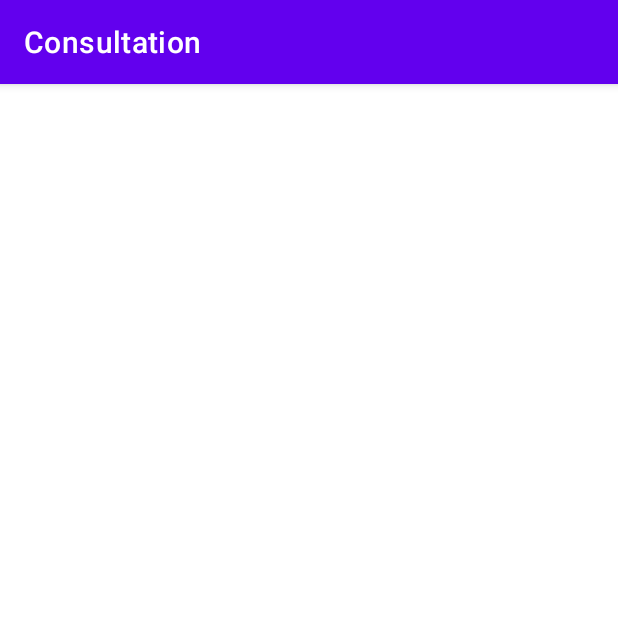
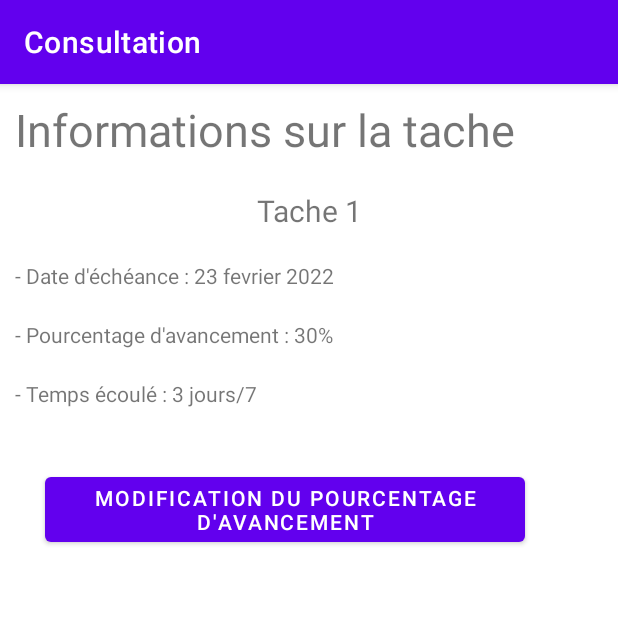
Before and after one commit to Joyce0501/H22-4204N6-KICKMYB-NOUTEJI, an Android app: the ConsultationActivity screen opened directly, with no data from a screen before it, on a phone screen of 412 x 824 dp, the top half of it. Run offline under Robolectric (Android 15) with nearby library versions, the phone set to English and light mode, and no system bars.

Commit message:
FCT init layout consultation

```diff
--- a/KickMyB/app/src/main/res/layout/activity_consultation.xml
+++ b/KickMyB/app/src/main/res/layout/activity_consultation.xml
@@ -1,6 +1,65 @@
 <?xml version="1.0" encoding="utf-8"?>
-<androidx.constraintlayout.widget.ConstraintLayout xmlns:android="http://schemas.android.com/apk/res/android"
+<LinearLayout xmlns:android="http://schemas.android.com/apk/res/android"
+    xmlns:app="http://schemas.android.com/apk/res-auto"
+    xmlns:tools="http://schemas.android.com/tools"
     android:layout_width="match_parent"
-    android:layout_height="match_parent">
+    android:layout_height="match_parent"
+    android:orientation="vertical">
 
-</androidx.constraintlayout.widget.ConstraintLayout>
+    <TextView
+        android:id="@+id/informations"
+        android:layout_width="match_parent"
+        android:layout_height="wrap_content"
+        android:layout_margin="10dp"
+        android:gravity="start"
+        android:text="Informations sur la tache"
+        android:textSize="30dp"
+     />
+
+    <TextView
+        android:id="@+id/editTache"
+        android:layout_width="match_parent"
+        android:layout_height="wrap_content"
+        android:layout_margin="10dp"
+        android:text="Tache 1"
+        android:textSize="20dp"
+        android:gravity="center"
+        android:hint="Le nom de la tache" />
+
+<LinearLayout
+    android:layout_width="match_parent"
+    android:layout_height="match_parent"
+    android:orientation="vertical">
+    <TextView
+        android:id="@+id/infoDate"
+        android:layout_width="match_parent"
+        android:layout_height="wrap_content"
+        android:layout_margin="10dp"
+        android:gravity="start"
+        android:text="- Date d'échéance : 23 fevrier 2022" />
+    <TextView
+        android:id="@+id/infoPourcentage"
+        android:layout_width="match_parent"
+        android:layout_height="wrap_content"
+        android:layout_margin="10dp"
+        android:gravity="start"
+        android:text="- Pourcentage d'avancement : 30%" />
+    <TextView
+        android:id="@+id/infoTemps"
+        android:layout_width="match_parent"
+        android:layout_height="wrap_content"
+        android:layout_margin="10dp"
+        android:gravity="start"
+        android:text="- Temps écoulé : 3 jours/7" />
+
+    <Button
+        android:layout_width="wrap_content"
+        android:layout_height="wrap_content"
+        android:layout_margin="30dp"
+        android:text="Modification du pourcentage d'avancement"
+        >
+
+    </Button>
+</LinearLayout>
+
+</LinearLayout>
--- a/KickMyB/app/src/main/res/layout/activity_creation.xml
+++ b/KickMyB/app/src/main/res/layout/activity_creation.xml
@@ -4,7 +4,8 @@
     xmlns:tools="http://schemas.android.com/tools"
     android:layout_width="match_parent"
     android:layout_height="match_parent"
-    android:orientation="vertical">
+    android:orientation="vertical"
+    >
 
     <TextView
         android:id="@+id/Tatache"
@@ -36,7 +37,7 @@
         android:layout_width="match_parent"
         android:layout_height="wrap_content"
         android:layout_margin="10dp"
-        android:hint="Date d'échéance" />
+        android:hint="Double-cliquer sur l'espace pour entrer la date d'échéance" />
 
     <Button
         android:id="@+id/buttonAccueil"
--- a/KickMyB/app/src/main/res/layout/tache_item.xml
+++ b/KickMyB/app/src/main/res/layout/tache_item.xml
@@ -37,10 +37,10 @@
             android:progress="50"
             />
 
-        <ImageButton
-            android:layout_width="match_parent"
-            android:layout_height="match_parent"
-            android:src="@drawable/ic_launcher_foreground"/>
+<!--        <ImageButton-->
+<!--            android:layout_width="match_parent"-->
+<!--            android:layout_height="match_parent"-->
+<!--            android:src="@drawable/ic_launcher_foreground"/>-->
 
         <TextView
             android:id="@+id/deadline"
```
